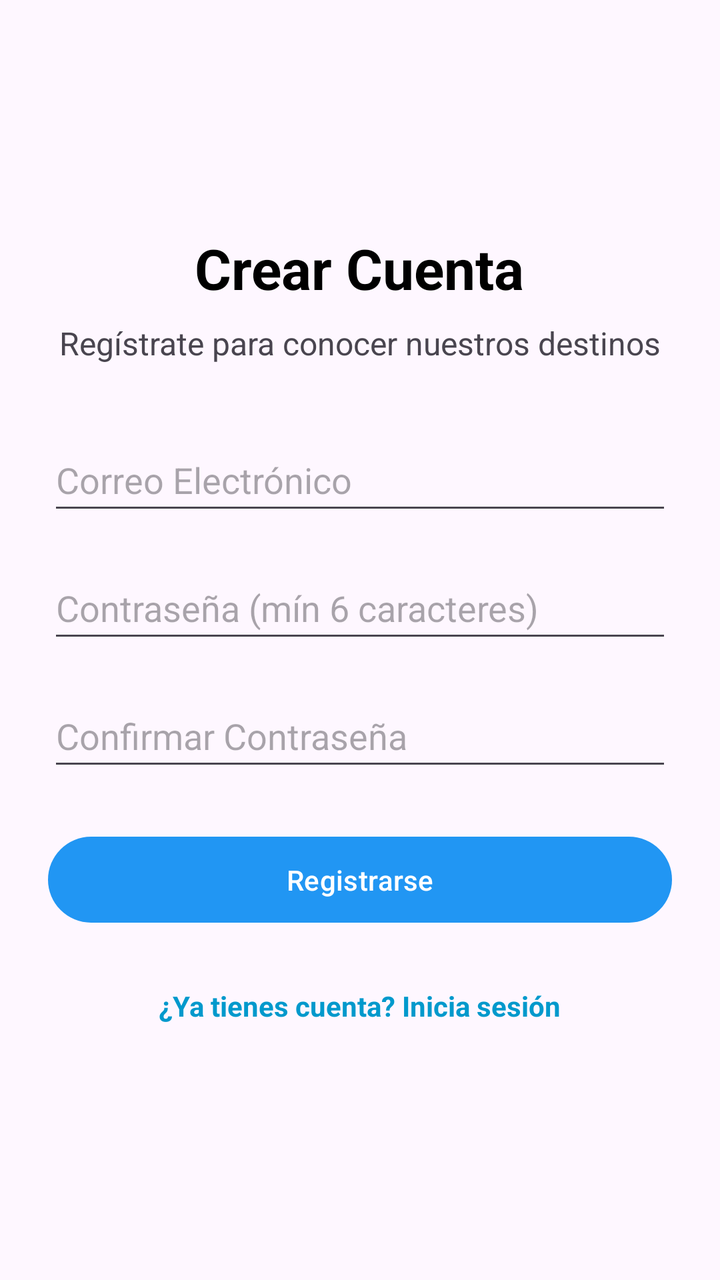
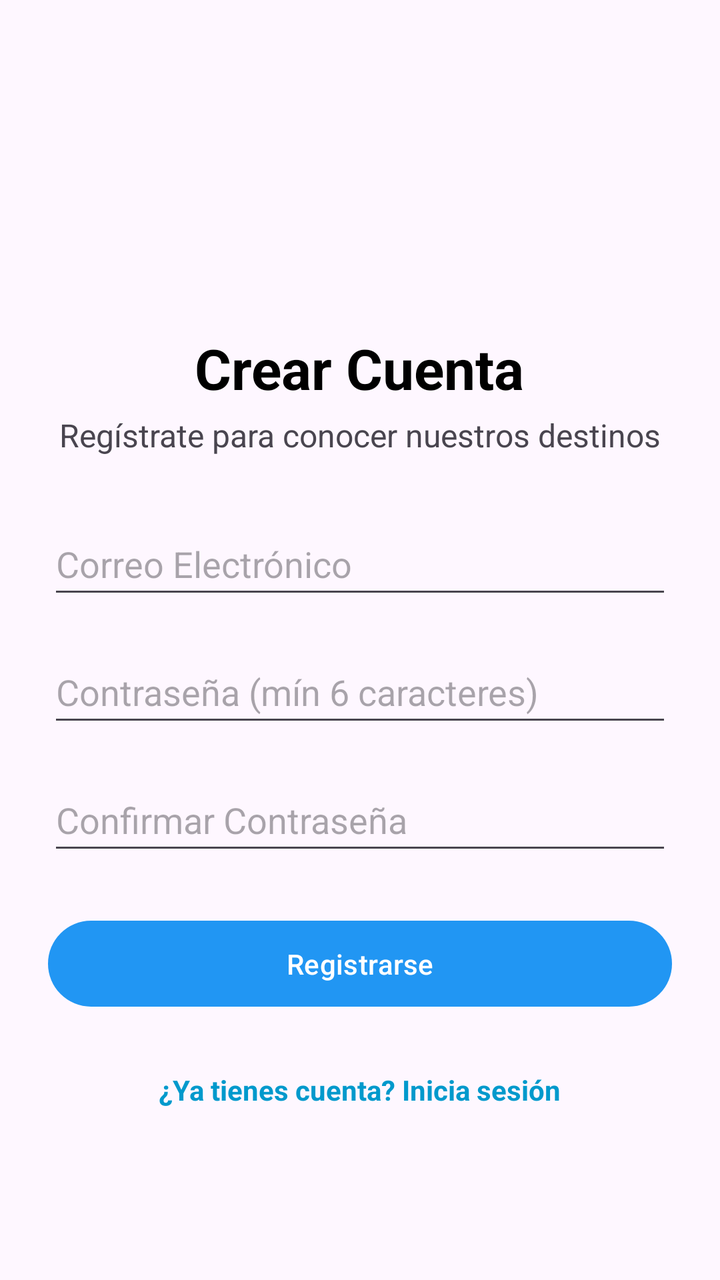

Screens rendered from an Android XML layout before and after an edit, with the pre-edit source and the edit as a unified diff.
<!-- AndroidManifest.xml: application theme Theme.AgenciaViajes -->
<!-- res/layout/activity_register.xml -->
<?xml version="1.0" encoding="utf-8"?>
<ScrollView xmlns:android="http://schemas.android.com/apk/res/android"
    xmlns:tools="http://schemas.android.com/tools"
    android:layout_width="match_parent"
    android:layout_height="match_parent"
    android:fillViewport="true"
    android:padding="24dp"
    tools:context=".RegisterActivity">

    <LinearLayout
        android:layout_width="match_parent"
        android:layout_height="wrap_content"
        android:gravity="center"
        android:orientation="vertical">

        <TextView
            android:layout_width="wrap_content"
            android:layout_height="wrap_content"
            android:text="@string/crear_cuenta"
            android:textSize="28sp"
            android:textStyle="bold"
            android:textColor="@android:color/black"
            android:layout_marginBottom="8dp"/>

        <TextView
            android:layout_width="wrap_content"
            android:layout_height="wrap_content"
            android:text="@string/registrate"
            android:textSize="16sp"
            android:layout_marginBottom="32dp"/>

        <EditText
            android:id="@+id/etEmailRegister"
            android:layout_width="match_parent"
            android:layout_height="wrap_content"
            android:hint="@string/correo_electronico"
            android:inputType="textEmailAddress"
            android:minHeight="48dp"
            android:layout_marginBottom="16dp"/>

        <EditText
            android:id="@+id/etPasswordRegister"
            android:layout_width="match_parent"
            android:layout_height="wrap_content"
            android:hint="@string/contrasena_minimo_6"
            android:inputType="textPassword"
            android:minHeight="48dp"
            android:layout_marginBottom="16dp"/>

        <EditText
            android:id="@+id/etConfirmPassword"
            android:layout_width="match_parent"
            android:layout_height="wrap_content"
            android:hint="@string/confirmar_contrasena"
            android:inputType="textPassword"
            android:minHeight="48dp"
            android:layout_marginBottom="24dp"/>

        <Button
            android:id="@+id/btnRegister"
            android:layout_width="match_parent"
            android:layout_height="wrap_content"
            android:text="@string/registrarse_button"
            android:padding="12dp"/>

        <TextView
            android:id="@+id/tvIrALogin"
            android:layout_width="wrap_content"
            android:layout_height="wrap_content"
            android:text="@string/ya_tienes_cuenta"
            android:textColor="@android:color/holo_blue_dark"
            android:textStyle="bold"
            android:padding="12dp"
            android:layout_marginTop="16dp"/>

    </LinearLayout>
</ScrollView>
<!-- resources referenced by this layout -->
<resources>
  <string name="confirmar_contrasena">Confirmar Contraseña</string>
  <string name="contrasena_minimo_6">Contraseña (mín 6 caracteres)</string>
  <string name="correo_electronico">Correo Electrónico</string>
  <string name="crear_cuenta">Crear Cuenta</string>
  <string name="registrarse_button">Registrarse</string>
  <string name="registrate">Regístrate para conocer nuestros destinos</string>
  <string name="ya_tienes_cuenta">¿Ya tienes cuenta? Inicia sesión</string>
  <style name="Theme.AgenciaViajes" parent="Base.Theme.AgenciaViajes" />
  <style name="Base.Theme.AgenciaViajes" parent="Theme.Material3.DayNight.NoActionBar">
          
          <item name="colorPrimary">@color/primary</item>
          <item name="colorPrimaryVariant">@color/primary_dark</item>
          <item name="colorOnPrimary">@color/icons</item>
  
          
          <item name="colorOnSecondary">@color/icons</item>
          <item name="colorPrimaryContainer">@color/primary</item>
          <item name="colorOnPrimaryContainer">@color/icons</item>
          <item name="colorSecondary">@color/accent</item>
          <item name="colorSecondaryContainer">@color/accent</item>
          <item name="colorOnSecondaryContainer">@color/icons</item>
  
          
          <item name="android:statusBarColor">@color/primary_dark</item>
          
          
      </style>
  <color name="primary">#2196F3</color>
  <color name="primary_dark">#1976D2</color>
  <color name="icons">#FFFFFF</color>
  <color name="accent">#00BCD4</color>
</resources>

<!-- the commit's change to res/layout/activity_register.xml (unified diff, before → after) -->
@@ -13,6 +13,14 @@
         android:gravity="center"
         android:orientation="vertical">
 
+        <ImageView
+            android:id="@+id/ivLogoRegister"
+            android:layout_width="80dp"
+            android:layout_height="80dp"
+            android:layout_marginBottom="12dp"
+            android:contentDescription="@string/app_name"
+            android:src="@mipmap/ic_launcher" />
+
         <TextView
             android:layout_width="wrap_content"
             android:layout_height="wrap_content"
@@ -20,14 +28,14 @@
             android:textSize="28sp"
             android:textStyle="bold"
             android:textColor="@android:color/black"
-            android:layout_marginBottom="8dp"/>
+            android:layout_marginBottom="4dp"/>
 
         <TextView
             android:layout_width="wrap_content"
             android:layout_height="wrap_content"
             android:text="@string/registrate"
             android:textSize="16sp"
-            android:layout_marginBottom="32dp"/>
+            android:layout_marginBottom="28dp"/>
 
         <EditText
             android:id="@+id/etEmailRegister"
<!-- resource entries referenced after the edit -->
@@ -1,5 +1,12 @@
 <!-- resources referenced by this layout -->
 <resources>
+  <!-- mipmap ic_launcher (mipmap-anydpi-v26) -->
+  <?xml version="1.0" encoding="utf-8"?>
+  <adaptive-icon xmlns:android="http://schemas.android.com/apk/res/android">
+    <background android:drawable="@mipmap/ic_launcher_adaptive_back"/>
+    <foreground android:drawable="@mipmap/ic_launcher_adaptive_fore"/>
+  </adaptive-icon>
+  <string name="app_name">Mochila y Brujula</string>
   <string name="confirmar_contrasena">Confirmar Contraseña</string>
   <string name="contrasena_minimo_6">Contraseña (mín 6 caracteres)</string>
   <string name="correo_electronico">Correo Electrónico</string>
